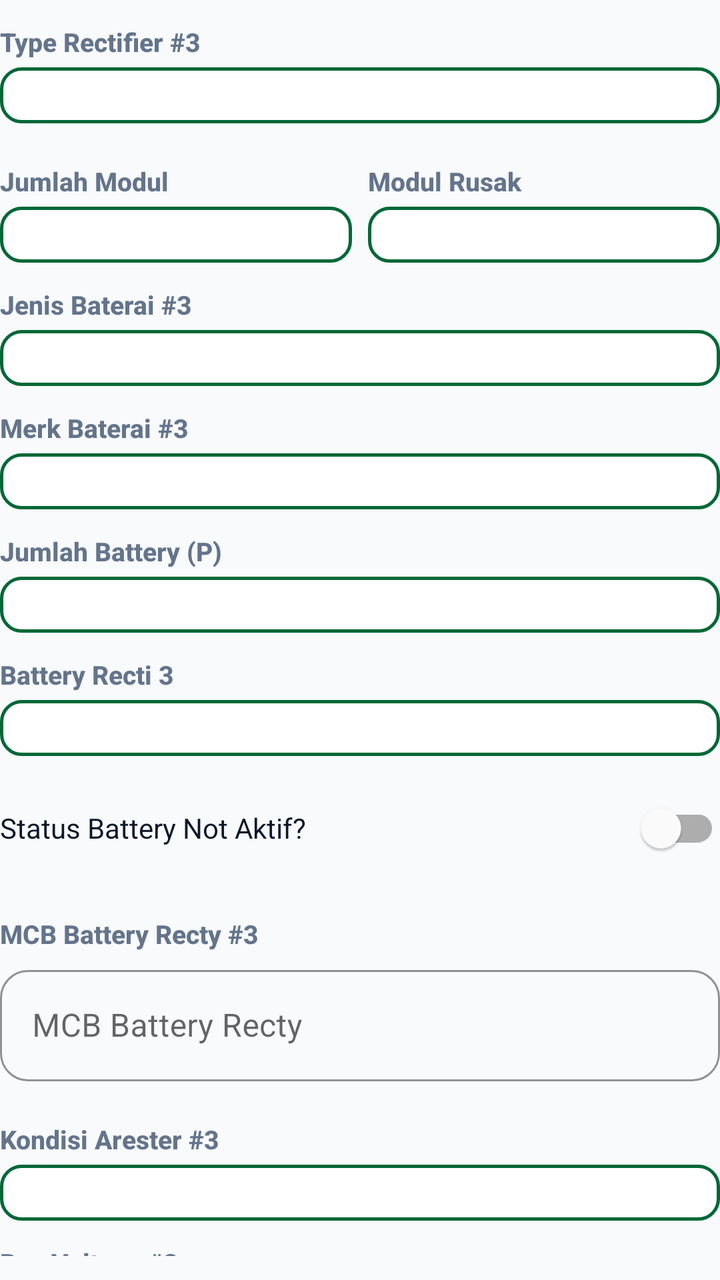
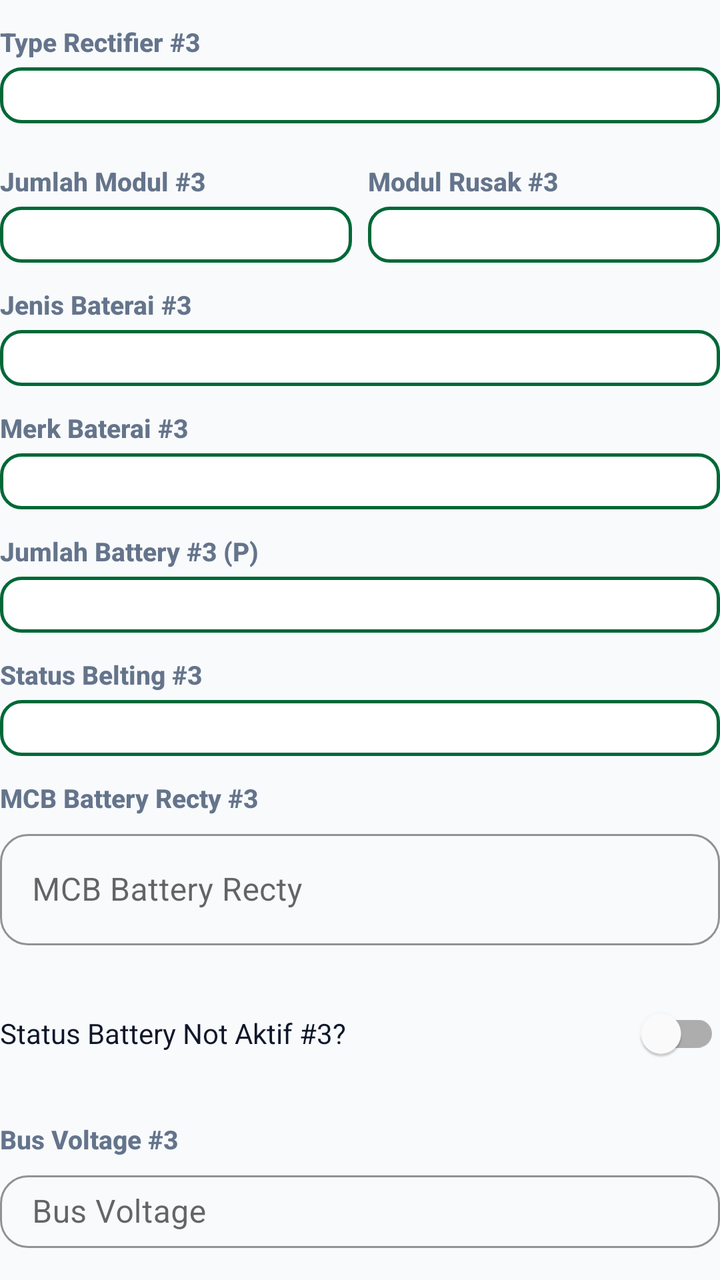

Before-and-after screenshots of an Android layout around one commit, followed by the original layout XML and the change that was made.
<!-- AndroidManifest.xml: application theme Theme.ZamanApps -->
<!-- res/layout/dialog_edit_rectifier3.xml -->
<?xml version="1.0" encoding="utf-8"?>
<LinearLayout xmlns:android="http://schemas.android.com/apk/res/android"
    xmlns:app="http://schemas.android.com/apk/res-auto"
    android:layout_width="match_parent"
    android:layout_height="wrap_content"
    android:orientation="vertical"
    android:paddingBottom="8dp">

    <TextView style="@style/FieldLabel" android:text="Type Rectifier #3" />
    <Spinner android:id="@+id/spTypeRectifier3" style="@style/SpinnerField" />

    <LinearLayout android:layout_width="match_parent" android:layout_height="wrap_content" android:orientation="horizontal" android:layout_marginTop="8dp">
        <LinearLayout android:layout_width="0dp" android:layout_height="wrap_content" android:layout_weight="1" android:layout_marginEnd="4dp" android:orientation="vertical">
            <TextView style="@style/FieldLabel" android:text="Jumlah Modul" />
            <Spinner android:id="@+id/spJumlahModul3" style="@style/SpinnerField" />
        </LinearLayout>
        <LinearLayout android:layout_width="0dp" android:layout_height="wrap_content" android:layout_weight="1" android:layout_marginStart="4dp" android:orientation="vertical">
            <TextView style="@style/FieldLabel" android:text="Modul Rusak" />
            <Spinner android:id="@+id/spJumlahModulRusak3" style="@style/SpinnerField" />
        </LinearLayout>
    </LinearLayout>

    <TextView style="@style/FieldLabel" android:text="Jenis Baterai #3" />
    <Spinner android:id="@+id/spJenisBaterai3" style="@style/SpinnerField" />

    <TextView style="@style/FieldLabel" android:text="Merk Baterai #3" />
    <Spinner android:id="@+id/spMerkBaterai3" style="@style/SpinnerField" />

    <TextView style="@style/FieldLabel" android:text="Jumlah Battery (P)" />
    <Spinner android:id="@+id/spJumlahBattery3" style="@style/SpinnerField" />

    <TextView style="@style/FieldLabel" android:text="Battery Recti 3" />
    <Spinner android:id="@+id/spBatteryRecti3" style="@style/SpinnerField" />

    
    <com.google.android.material.switchmaterial.SwitchMaterial
        android:id="@+id/switchStatusBatteryNotAktif3"
        android:layout_width="match_parent"
        android:layout_height="wrap_content"
        android:layout_marginTop="12dp"
        android:layout_marginBottom="8dp"
        android:text="Status Battery Not Aktif?"
        android:textColor="@color/text_primary" />

    <LinearLayout
        android:id="@+id/layoutJumlahBankNotAktif3"
        android:layout_width="match_parent"
        android:layout_height="wrap_content"
        android:layout_marginBottom="8dp"
        android:orientation="vertical"
        android:visibility="gone">

        <TextView style="@style/FieldLabel" android:text="Jumlah Battery Not Aktif" />
        <Spinner android:id="@+id/spJumlahBankNotAktif3" style="@style/SpinnerField" />
    </LinearLayout>

    <TextView style="@style/FieldLabel" android:text="MCB Battery Recty #3" />
    <com.google.android.material.textfield.TextInputLayout style="@style/ZamanTextInputLayout" android:layout_width="match_parent" android:layout_height="wrap_content" android:layout_marginBottom="8dp">
        <com.google.android.material.textfield.TextInputEditText android:id="@+id/editMcbBatteryRecti3" android:layout_width="match_parent" android:layout_height="wrap_content" android:hint="MCB Battery Recty" android:inputType="numberDecimal" />
    </com.google.android.material.textfield.TextInputLayout>

    <TextView style="@style/FieldLabel" android:text="Kondisi Arester #3" />
    <Spinner android:id="@+id/spKondisiArester3" style="@style/SpinnerField" />

    <TextView style="@style/FieldLabel" android:text="Bus Voltage #3" />
    <com.google.android.material.textfield.TextInputLayout style="@style/ZamanTextInputLayout" android:layout_width="match_parent" android:layout_height="wrap_content" android:layout_marginBottom="8dp">
        <com.google.android.material.textfield.TextInputEditText android:id="@+id/editBusVoltage3" android:layout_width="match_parent" android:layout_height="wrap_content" android:hint="Bus Voltage" android:inputType="numberDecimal" />
    </com.google.android.material.textfield.TextInputLayout>

    <TextView style="@style/FieldLabel" android:text="Load (A) #3" />
    <com.google.android.material.textfield.TextInputLayout style="@style/ZamanTextInputLayout" android:layout_width="match_parent" android:layout_height="wrap_content" android:layout_marginBottom="8dp">
        <com.google.android.material.textfield.TextInputEditText android:id="@+id/editLoadA3" android:layout_width="match_parent" android:layout_height="wrap_content" android:hint="Load (A)" android:inputType="numberDecimal" />
    </com.google.android.material.textfield.TextInputLayout>

    <TextView style="@style/FieldLabel" android:text="Perangkat Terhubung #3" />
    <com.google.android.material.textfield.TextInputLayout style="@style/ZamanTextInputLayout" android:layout_width="match_parent" android:layout_height="wrap_content" android:layout_marginBottom="8dp">
        <com.google.android.material.textfield.TextInputEditText android:id="@+id/editPerangkat3" android:layout_width="match_parent" android:layout_height="wrap_content" android:focusable="false" android:clickable="true" android:hint="Pilih Perangkat (Multi-select)" />
    </com.google.android.material.textfield.TextInputLayout>

    <TextView style="@style/FieldLabel" android:text="Remark #3" />
    <com.google.android.material.textfield.TextInputLayout style="@style/ZamanTextInputLayout" android:layout_width="match_parent" android:layout_height="wrap_content">
        <com.google.android.material.textfield.TextInputEditText android:id="@+id/editRemark3" android:layout_width="match_parent" android:layout_height="wrap_content" android:hint="Catatan" android:inputType="textMultiLine" android:minLines="2" />
    </com.google.android.material.textfield.TextInputLayout>

</LinearLayout>
<!-- resources referenced by this layout -->
<resources>
  <color name="text_primary">#0F172A</color>
  <style name="FieldLabel">
          <item name="android:layout_width">match_parent</item>
          <item name="android:layout_height">wrap_content</item>
          <item name="android:layout_marginTop">12dp</item>
          <item name="android:layout_marginBottom">4dp</item>
          <item name="android:textColor">@color/text_secondary</item>
          <item name="android:textSize">13sp</item>
          <item name="android:textStyle">bold</item>
          <item name="android:fontFamily">sans-serif-medium</item>
      </style>
  <style name="SpinnerField" parent="SpinnerFieldModern" />
  <style name="ZamanTextInputLayout" parent="Widget.MaterialComponents.TextInputLayout.OutlinedBox">
          <item name="boxCornerRadiusTopStart">14dp</item>
          <item name="boxCornerRadiusTopEnd">14dp</item>
          <item name="boxCornerRadiusBottomStart">14dp</item>
          <item name="boxCornerRadiusBottomEnd">14dp</item>
          <item name="boxStrokeColor">@color/brand_primary</item>
          <item name="hintTextColor">@color/brand_primary</item>
          <item name="startIconTint">@color/brand_primary</item>
      </style>
  <color name="text_secondary">#64748B</color>
  <style name="SpinnerFieldModern" parent="Widget.AppCompat.Spinner">
          <item name="android:layout_width">match_parent</item>
          <item name="android:layout_height">wrap_content</item>
          <item name="android:background">@drawable/spinner_background_modern</item>
          <item name="android:padding">14dp</item>
          <item name="android:textSize">15sp</item>
          <item name="android:textColor">@color/text_primary</item>
          <item name="android:popupBackground">@color/card_bg</item>
          <item name="android:overlapAnchor">false</item>
      </style>
  <color name="brand_primary">#006837</color>
  <color name="brand_primary_dark">#004D25</color>
  <color name="white">#FFFFFF</color>
  <color name="brand_accent">#00A859</color>
  <color name="section_bg">#F8FAFC</color>
  <style name="ZamanButton" parent="Widget.MaterialComponents.Button">
          <item name="android:insetTop">0dp</item>
          <item name="android:insetBottom">0dp</item>
          <item name="android:paddingTop">0dp</item>
          <item name="android:paddingBottom">0dp</item>
          <item name="android:paddingVertical">0dp</item>
          <item name="android:gravity">center</item>
          <item name="android:minHeight">48dp</item>
          <item name="cornerRadius">16dp</item>
          <item name="android:textAllCaps">false</item>
          <item name="android:textStyle">bold</item>
          <item name="android:letterSpacing">0.02</item>
      </style>
  <style name="ZamanCard" parent="Widget.MaterialComponents.CardView">
          <item name="cardCornerRadius">20dp</item>
          <item name="cardElevation">4dp</item>
          <item name="cardBackgroundColor">@color/card_bg</item>
          <item name="android:foreground">?attr/selectableItemBackground</item>
      </style>
  <color name="card_bg">#FFFFFF</color>
  <color name="brand_primary_lightest">#E7F6EC</color>
  <!-- unchanged entries left out for length: 2 -->
</resources>

<!-- the commit's change to res/layout/dialog_edit_rectifier3.xml (unified diff, before → after) -->
@@ -11,11 +11,11 @@
 
     <LinearLayout android:layout_width="match_parent" android:layout_height="wrap_content" android:orientation="horizontal" android:layout_marginTop="8dp">
         <LinearLayout android:layout_width="0dp" android:layout_height="wrap_content" android:layout_weight="1" android:layout_marginEnd="4dp" android:orientation="vertical">
-            <TextView style="@style/FieldLabel" android:text="Jumlah Modul" />
+            <TextView style="@style/FieldLabel" android:text="Jumlah Modul #3" />
             <Spinner android:id="@+id/spJumlahModul3" style="@style/SpinnerField" />
         </LinearLayout>
         <LinearLayout android:layout_width="0dp" android:layout_height="wrap_content" android:layout_weight="1" android:layout_marginStart="4dp" android:orientation="vertical">
-            <TextView style="@style/FieldLabel" android:text="Modul Rusak" />
+            <TextView style="@style/FieldLabel" android:text="Modul Rusak #3" />
             <Spinner android:id="@+id/spJumlahModulRusak3" style="@style/SpinnerField" />
         </LinearLayout>
     </LinearLayout>
@@ -26,11 +26,16 @@
     <TextView style="@style/FieldLabel" android:text="Merk Baterai #3" />
     <Spinner android:id="@+id/spMerkBaterai3" style="@style/SpinnerField" />
 
-    <TextView style="@style/FieldLabel" android:text="Jumlah Battery (P)" />
+    <TextView style="@style/FieldLabel" android:text="Jumlah Battery #3 (P)" />
     <Spinner android:id="@+id/spJumlahBattery3" style="@style/SpinnerField" />
 
-    <TextView style="@style/FieldLabel" android:text="Battery Recti 3" />
+    <TextView style="@style/FieldLabel" android:text="Status Belting #3" />
     <Spinner android:id="@+id/spBatteryRecti3" style="@style/SpinnerField" />
+
+    <TextView style="@style/FieldLabel" android:text="MCB Battery Recty #3" />
+    <com.google.android.material.textfield.TextInputLayout style="@style/ZamanTextInputLayout" android:layout_width="match_parent" android:layout_height="wrap_content" android:layout_marginBottom="8dp">
+        <com.google.android.material.textfield.TextInputEditText android:id="@+id/editMcbBatteryRecti3" android:layout_width="match_parent" android:layout_height="wrap_content" android:hint="MCB Battery Recty" android:inputType="numberDecimal" />
+    </com.google.android.material.textfield.TextInputLayout>
 
     
     <com.google.android.material.switchmaterial.SwitchMaterial
@@ -39,7 +44,7 @@
         android:layout_height="wrap_content"
         android:layout_marginTop="12dp"
         android:layout_marginBottom="8dp"
-        android:text="Status Battery Not Aktif?"
+        android:text="Status Battery Not Aktif #3?"
         android:textColor="@color/text_primary" />
 
     <LinearLayout
@@ -50,17 +55,9 @@
         android:orientation="vertical"
         android:visibility="gone">
 
-        <TextView style="@style/FieldLabel" android:text="Jumlah Battery Not Aktif" />
+        <TextView style="@style/FieldLabel" android:text="Jumlah Battery Not Aktif #3" />
         <Spinner android:id="@+id/spJumlahBankNotAktif3" style="@style/SpinnerField" />
     </LinearLayout>
-
-    <TextView style="@style/FieldLabel" android:text="MCB Battery Recty #3" />
-    <com.google.android.material.textfield.TextInputLayout style="@style/ZamanTextInputLayout" android:layout_width="match_parent" android:layout_height="wrap_content" android:layout_marginBottom="8dp">
-        <com.google.android.material.textfield.TextInputEditText android:id="@+id/editMcbBatteryRecti3" android:layout_width="match_parent" android:layout_height="wrap_content" android:hint="MCB Battery Recty" android:inputType="numberDecimal" />
-    </com.google.android.material.textfield.TextInputLayout>
-
-    <TextView style="@style/FieldLabel" android:text="Kondisi Arester #3" />
-    <Spinner android:id="@+id/spKondisiArester3" style="@style/SpinnerField" />
 
     <TextView style="@style/FieldLabel" android:text="Bus Voltage #3" />
     <com.google.android.material.textfield.TextInputLayout style="@style/ZamanTextInputLayout" android:layout_width="match_parent" android:layout_height="wrap_content" android:layout_marginBottom="8dp">
@@ -77,6 +74,9 @@
         <com.google.android.material.textfield.TextInputEditText android:id="@+id/editPerangkat3" android:layout_width="match_parent" android:layout_height="wrap_content" android:focusable="false" android:clickable="true" android:hint="Pilih Perangkat (Multi-select)" />
     </com.google.android.material.textfield.TextInputLayout>
 
+    <TextView style="@style/FieldLabel" android:text="Kondisi Arester #3" />
+    <Spinner android:id="@+id/spKondisiArester3" style="@style/SpinnerField" />
+
     <TextView style="@style/FieldLabel" android:text="Remark #3" />
     <com.google.android.material.textfield.TextInputLayout style="@style/ZamanTextInputLayout" android:layout_width="match_parent" android:layout_height="wrap_content">
         <com.google.android.material.textfield.TextInputEditText android:id="@+id/editRemark3" android:layout_width="match_parent" android:layout_height="wrap_content" android:hint="Catatan" android:inputType="textMultiLine" android:minLines="2" />
